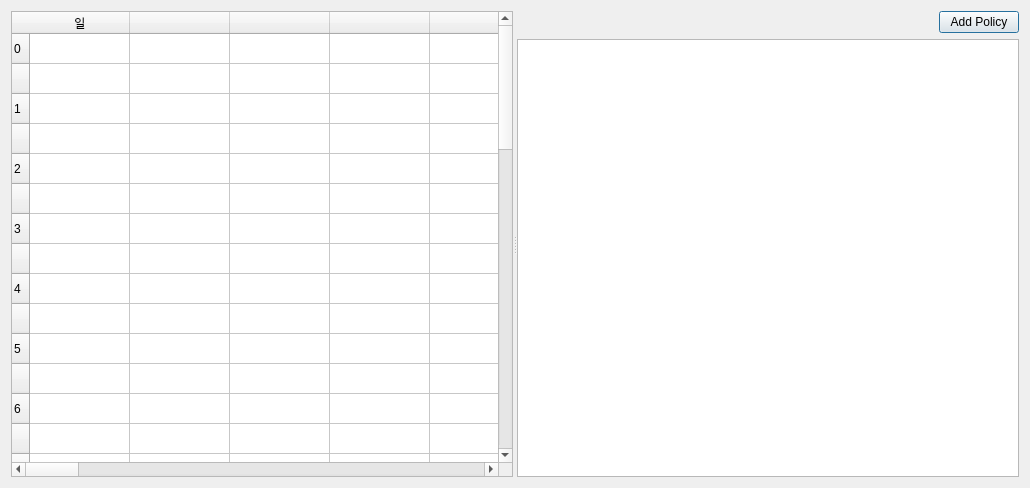
First picture: the form in Core/app/NetBlock/policy/policy.ui, repository wifievent/w, before the edit.
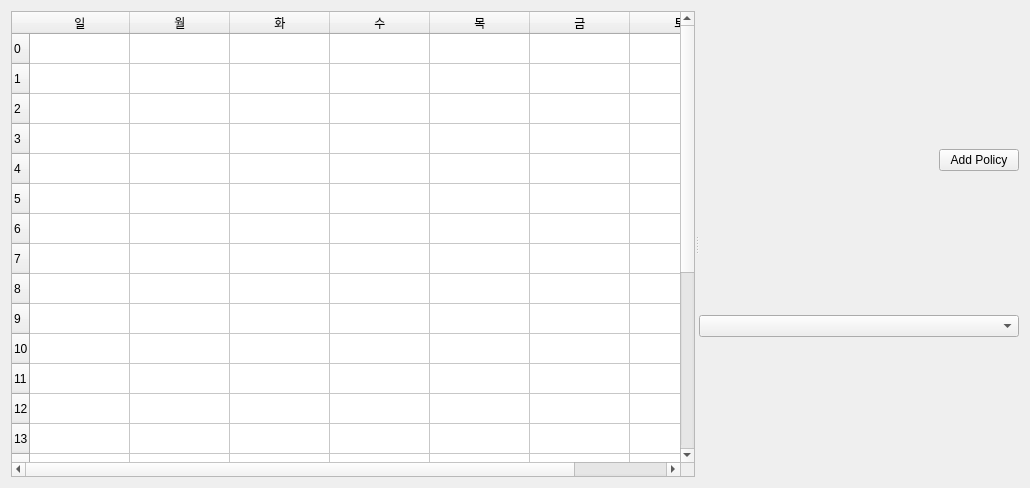
Second picture: the form after the edit.

Commit message:
🚧 Update: host filter, table
list to combobox
table multi -> single display
refector

What changed in the file:
```diff
--- a/Core/app/NetBlock/policy/policy.ui
+++ b/Core/app/NetBlock/policy/policy.ui
@@ -1,7 +1,7 @@
 <?xml version="1.0" encoding="UTF-8"?>
 <ui version="4.0">
- <class>policy</class>
- <widget class="QDialog" name="policy">
+ <class>Policy</class>
+ <widget class="QWidget" name="Policy">
   <property name="geometry">
    <rect>
     <x>0</x>
@@ -39,10 +39,10 @@
        </size>
       </property>
       <property name="rowCount">
-       <number>48</number>
+       <number>24</number>
       </property>
       <property name="columnCount">
-       <number>35</number>
+       <number>7</number>
       </property>
       <attribute name="horizontalHeaderMinimumSectionSize">
        <number>0</number>
@@ -55,416 +55,156 @@
         <string>0</string>
        </property>
       </row>
-      <row>
-       <property name="text">
-        <string/>
-       </property>
-      </row>
       <row>
        <property name="text">
         <string>1</string>
        </property>
       </row>
-      <row>
-       <property name="text">
-        <string/>
-       </property>
-      </row>
       <row>
        <property name="text">
         <string>2</string>
        </property>
       </row>
-      <row>
-       <property name="text">
-        <string/>
-       </property>
-      </row>
       <row>
        <property name="text">
         <string>3</string>
        </property>
       </row>
-      <row>
-       <property name="text">
-        <string/>
-       </property>
-      </row>
       <row>
        <property name="text">
         <string>4</string>
        </property>
       </row>
-      <row>
-       <property name="text">
-        <string/>
-       </property>
-      </row>
       <row>
        <property name="text">
         <string>5</string>
        </property>
       </row>
-      <row>
-       <property name="text">
-        <string/>
-       </property>
-      </row>
       <row>
        <property name="text">
         <string>6</string>
        </property>
       </row>
-      <row>
-       <property name="text">
-        <string/>
-       </property>
-      </row>
       <row>
        <property name="text">
         <string>7</string>
        </property>
       </row>
-      <row>
-       <property name="text">
-        <string/>
-       </property>
-      </row>
       <row>
        <property name="text">
         <string>8</string>
        </property>
       </row>
-      <row>
-       <property name="text">
-        <string/>
-       </property>
-      </row>
       <row>
        <property name="text">
         <string>9</string>
        </property>
       </row>
-      <row>
-       <property name="text">
-        <string/>
-       </property>
-      </row>
       <row>
        <property name="text">
         <string>10</string>
        </property>
       </row>
-      <row>
-       <property name="text">
-        <string/>
-       </property>
-      </row>
       <row>
        <property name="text">
         <string>11</string>
        </property>
       </row>
-      <row>
-       <property name="text">
-        <string/>
-       </property>
-      </row>
       <row>
        <property name="text">
         <string>12</string>
        </property>
       </row>
-      <row>
-       <property name="text">
-        <string/>
-       </property>
-      </row>
       <row>
        <property name="text">
         <string>13</string>
        </property>
       </row>
-      <row>
-       <property name="text">
-        <string/>
-       </property>
-      </row>
       <row>
        <property name="text">
         <string>14</string>
        </property>
       </row>
-      <row>
-       <property name="text">
-        <string/>
-       </property>
-      </row>
       <row>
        <property name="text">
         <string>15</string>
        </property>
       </row>
-      <row>
-       <property name="text">
-        <string/>
-       </property>
-      </row>
       <row>
        <property name="text">
         <string>16</string>
        </property>
       </row>
-      <row>
-       <property name="text">
-        <string/>
-       </property>
-      </row>
       <row>
        <property name="text">
         <string>17</string>
        </property>
       </row>
-      <row>
-       <property name="text">
-        <string/>
-       </property>
-      </row>
       <row>
        <property name="text">
         <string>18</string>
        </property>
       </row>
-      <row>
-       <property name="text">
-        <string/>
-       </property>
-      </row>
       <row>
        <property name="text">
         <string>19</string>
        </property>
       </row>
-      <row>
-       <property name="text">
-        <string/>
-       </property>
-      </row>
       <row>
        <property name="text">
         <string>20</string>
        </property>
       </row>
-      <row>
-       <property name="text">
-        <string/>
-       </property>
-      </row>
       <row>
        <property name="text">
         <string>21</string>
        </property>
       </row>
-      <row>
-       <property name="text">
-        <string/>
-       </property>
-      </row>
       <row>
        <property name="text">
         <string>22</string>
        </property>
       </row>
-      <row>
-       <property name="text">
-        <string/>
-       </property>
-      </row>
       <row>
        <property name="text">
         <string>23</string>
        </property>
       </row>
-      <row>
-       <property name="text">
-        <string/>
-       </property>
-      </row>
       <column>
        <property name="text">
         <string>일</string>
        </property>
       </column>
-      <column>
-       <property name="text">
-        <string/>
-       </property>
-      </column>
-      <column>
-       <property name="text">
-        <string/>
-       </property>
-      </column>
-      <column>
-       <property name="text">
-        <string/>
-       </property>
-      </column>
-      <column>
-       <property name="text">
-        <string/>
-       </property>
-      </column>
       <column>
        <property name="text">
         <string>월</string>
        </property>
       </column>
-      <column>
-       <property name="text">
-        <string/>
-       </property>
-      </column>
-      <column>
-       <property name="text">
-        <string/>
-       </property>
-      </column>
-      <column>
-       <property name="text">
-        <string/>
-       </property>
-      </column>
-      <column>
-       <property name="text">
-        <string/>
-       </property>
-      </column>
       <column>
        <property name="text">
         <string>화</string>
        </property>
       </column>
-      <column>
-       <property name="text">
-        <string/>
-       </property>
-      </column>
-      <column>
-       <property name="text">
-        <string/>
-       </property>
-      </column>
-      <column>
-       <property name="text">
-        <string/>
-       </property>
-      </column>
-      <column>
-       <property name="text">
-        <string/>
-       </property>
-      </column>
       <column>
        <property name="text">
         <string>수</string>
        </property>
       </column>
-      <column>
-       <property name="text">
-        <string/>
-       </property>
-      </column>
-      <column>
-       <property name="text">
-        <string/>
-       </property>
-      </column>
-      <column>
-       <property name="text">
-        <string/>
-       </property>
-      </column>
-      <column>
-       <property name="text">
-        <string/>
-       </property>
-      </column>
       <column>
        <property name="text">
         <string>목</string>
        </property>
       </column>
-      <column>
-       <property name="text">
-        <string/>
-       </property>
-      </column>
-      <column>
-       <property name="text">
-        <string/>
-       </property>
-      </column>
-      <column>
-       <property name="text">
-        <string/>
-       </property>
-      </column>
-      <column>
-       <property name="text">
-        <string/>
-       </property>
-      </column>
       <column>
        <property name="text">
         <string>금</string>
        </property>
       </column>
-      <column>
-       <property name="text">
-        <string/>
-       </property>
-      </column>
-      <column>
-       <property name="text">
-        <string/>
-       </property>
-      </column>
-      <column>
-       <property name="text">
-        <string/>
-       </property>
-      </column>
-      <column>
-       <property name="text">
-        <string/>
-       </property>
-      </column>
       <column>
        <property name="text">
         <string>토</string>
        </property>
       </column>
-      <column>
-       <property name="text">
-        <string/>
-       </property>
-      </column>
-      <column>
-       <property name="text">
-        <string/>
-       </property>
-      </column>
-      <column>
-       <property name="text">
-        <string/>
-       </property>
-      </column>
-      <column>
-       <property name="text">
-        <string/>
-       </property>
-      </column>
      </widget>
      <widget class="QWidget" name="verticalLayoutWidget">
       <layout class="QVBoxLayout" name="verticalLayout" stretch="0,0">
@@ -514,14 +254,7 @@
         </layout>
        </item>
        <item>
-        <widget class="QListWidget" name="host_filter">
-         <property name="sizePolicy">
-          <sizepolicy hsizetype="Expanding" vsizetype="Expanding">
-           <horstretch>0</horstretch>
-           <verstretch>0</verstretch>
-          </sizepolicy>
-         </property>
-        </widget>
+        <widget class="QComboBox" name="hostFilter"/>
        </item>
       </layout>
      </widget>
```
The commit also changes 9 other files.
